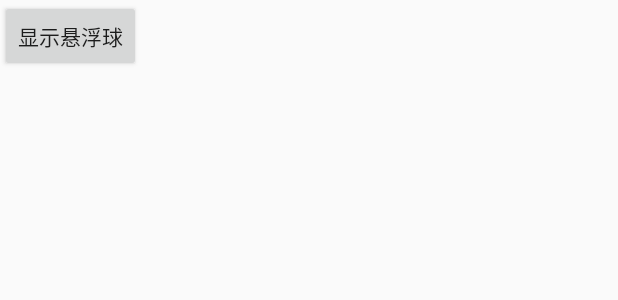
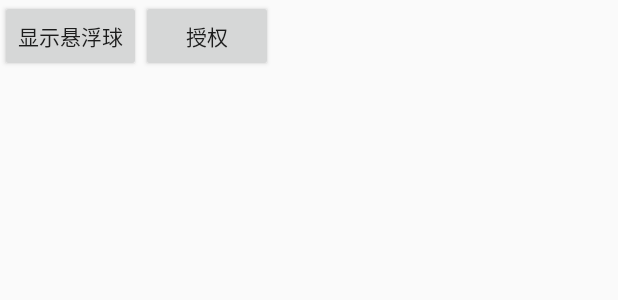
Before and after one commit to LuckyCode1992/viewaction, an Android app: the layout activity_window.xml on its own in the app's theme, with its tools: preview values and no code run, on a phone screen of 412 x 824 dp. Shown: the top 300 px of the screen. Run offline under Robolectric (Android 15) with nearby library versions, the phone set to English and light mode, and no system bars.

Commit message:
优化悬浮窗

```diff
--- a/app/src/main/res/layout/activity_window.xml
+++ b/app/src/main/res/layout/activity_window.xml
@@ -1,5 +1,5 @@
 <?xml version="1.0" encoding="utf-8"?>
-<android.support.constraint.ConstraintLayout xmlns:android="http://schemas.android.com/apk/res/android"
+<LinearLayout xmlns:android="http://schemas.android.com/apk/res/android"
     xmlns:app="http://schemas.android.com/apk/res-auto"
     xmlns:tools="http://schemas.android.com/tools"
     android:layout_width="match_parent"
@@ -11,4 +11,10 @@
         android:layout_height="wrap_content"
         android:text="显示悬浮球" >
     </Button>
-</android.support.constraint.ConstraintLayout>
+    <Button
+        android:id="@+id/shouquan"
+        android:layout_width="wrap_content"
+        android:layout_height="wrap_content"
+        android:text="授权" >
+    </Button>
+</LinearLayout>
```
Also changed, not shown: app/src/main/java/com/justcode/hxl/悬浮窗/WindowActivity.kt (+22 -55 lines).
